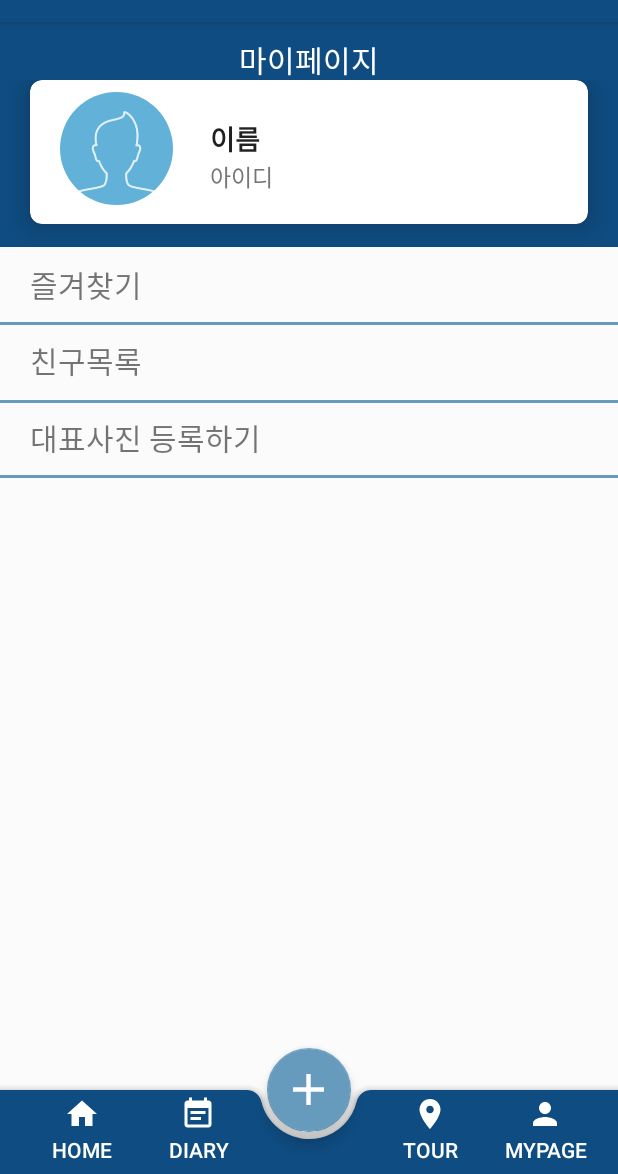
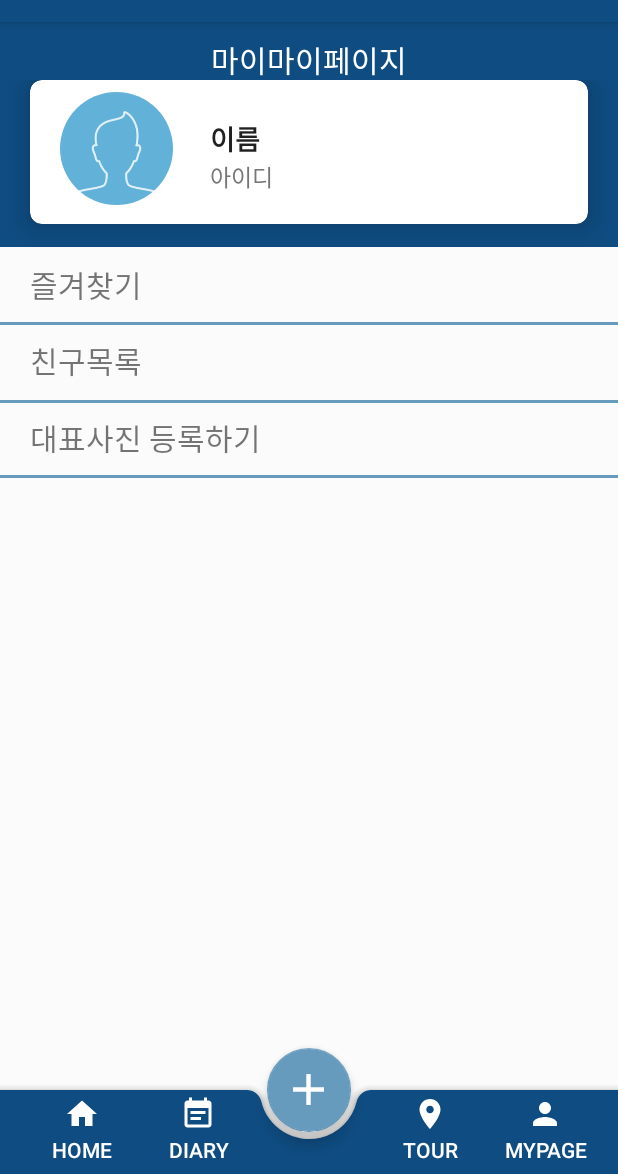
Before and after one commit to applejuice8382/capstone2, an Android app: the screen it shows after launch (MainActivity), on a phone screen of 412 x 824 dp, the part 62-1236 px from its top. Run offline under Robolectric (Android 15) with nearby library versions, the phone set to English and light mode, and no system bars; plain views replace RoundedImageView.

```diff
--- a/app/src/main/res/layout/mypage.xml
+++ b/app/src/main/res/layout/mypage.xml
@@ -22,7 +22,7 @@
             android:layout_height="wrap_content"
             android:gravity="center"
             android:paddingTop="10dp"
-            android:text="마이페이지"
+            android:text="마이마이페이지"
             android:textColor="@color/colorWhite"
             android:textSize="20sp"
             app:layout_constraintTop_toTopOf="parent" />
```
